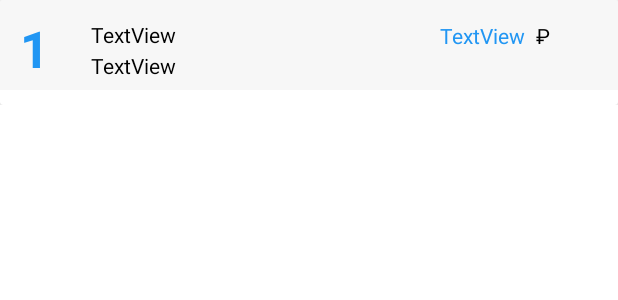
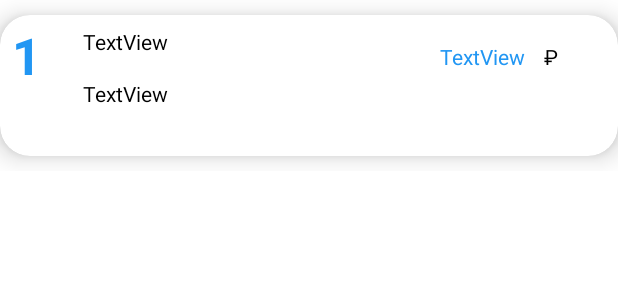
Before and after one commit to onlue/VendingMachineApp, an Android app: the layout my_product_row.xml on its own in the app's theme, with its tools: preview values and no code run, on a phone screen of 412 x 824 dp. Shown: the top 300 px of the screen. Run offline under Robolectric (Android 15) with nearby library versions, the phone set to English and light mode, and no system bars.

Commit message:
little design change

```diff
--- /dev/null
+++ b/app/src/main/res/drawable/itembg.xml
@@ -0,0 +1,6 @@
+<?xml version="1.0" encoding="utf-8"?>
+<shape xmlns:android="http://schemas.android.com/apk/res/android">
+    <corners android:radius="4dp"/>
+    <stroke android:width="4dp" android:color="@color/teal_700"/>
+    <solid android:color="#ffff"/>
+</shape>
--- a/app/src/main/res/layout/my_product_row.xml
+++ b/app/src/main/res/layout/my_product_row.xml
@@ -6,19 +6,23 @@
     android:layout_width="match_parent"
     android:layout_height="wrap_content"
     android:alpha="1"
-    android:orientation="vertical">
+    android:orientation="vertical"
+    >
 
     <androidx.cardview.widget.CardView
         android:layout_width="match_parent"
-        android:layout_height="wrap_content">
+        android:layout_height="match_parent"
+        android:layout_marginTop="10dp"
+        android:layout_marginBottom="10dp"
+        app:cardElevation="10dp"
+        app:cardCornerRadius="20dp">
+        >
 
         <androidx.constraintlayout.widget.ConstraintLayout
             android:layout_width="match_parent"
-            android:layout_height="wrap_content"
+            android:layout_height="84dp"
             android:layout_marginBottom="10dp"
-            android:outlineSpotShadowColor="@color/black"
-            android:background="#f7f7f7"
-            android:padding="5dp">
+            >
 
             <androidx.constraintlayout.widget.Barrier
                 android:layout_width="match_parent"
@@ -42,23 +46,23 @@
                 app:layout_constraintTop_toTopOf="parent" />
 
             <TextView
-                android:textColor="@color/black"
                 android:id="@+id/product_name_text"
                 android:layout_width="wrap_content"
                 android:layout_height="wrap_content"
                 android:layout_marginStart="28dp"
                 android:layout_marginTop="8dp"
                 android:text="TextView"
+                android:textColor="@color/black"
                 app:layout_constraintStart_toEndOf="@+id/product_id_text"
                 app:layout_constraintTop_toTopOf="parent" />
 
             <TextView
-                android:textColor="@color/black"
                 android:id="@+id/product_description_text"
                 android:layout_width="wrap_content"
                 android:layout_height="wrap_content"
                 android:layout_marginStart="28dp"
                 android:text="TextView"
+                android:textColor="@color/black"
                 app:layout_constraintBottom_toBottomOf="parent"
                 app:layout_constraintStart_toEndOf="@+id/product_id_text"
                 app:layout_constraintTop_toBottomOf="@+id/product_name_text"
@@ -78,12 +82,12 @@
                 app:layout_constraintVertical_bias="0.28" />
 
             <TextView
-                android:textColor="@color/black"
                 android:id="@+id/textView7"
                 android:layout_width="wrap_content"
                 android:layout_height="wrap_content"
                 android:layout_marginEnd="40dp"
                 android:text="₽"
+                android:textColor="@color/black"
                 app:layout_constraintBottom_toBottomOf="parent"
                 app:layout_constraintEnd_toEndOf="parent"
                 app:layout_constraintTop_toTopOf="parent"
--- a/app/src/main/res/layout/products_layout.xml
+++ b/app/src/main/res/layout/products_layout.xml
@@ -4,7 +4,8 @@
     xmlns:tools="http://schemas.android.com/tools"
     tools:context=".ProductsOption"
     android:layout_width="match_parent"
-    android:layout_height="match_parent">
+    android:layout_height="match_parent"
+    android:background="#FFFFFF">
 
     <LinearLayout
         android:id="@+id/linearLayout"
@@ -36,6 +37,7 @@
     </LinearLayout>
 
     <com.google.android.material.floatingactionbutton.FloatingActionButton
+        app:elevation="300dp"
         android:id="@+id/products_add"
         android:layout_width="wrap_content"
         android:layout_height="wrap_content"
```
Also changed, not shown: app/src/main/res/layout/vendings_row.xml (+6 -2 lines).
